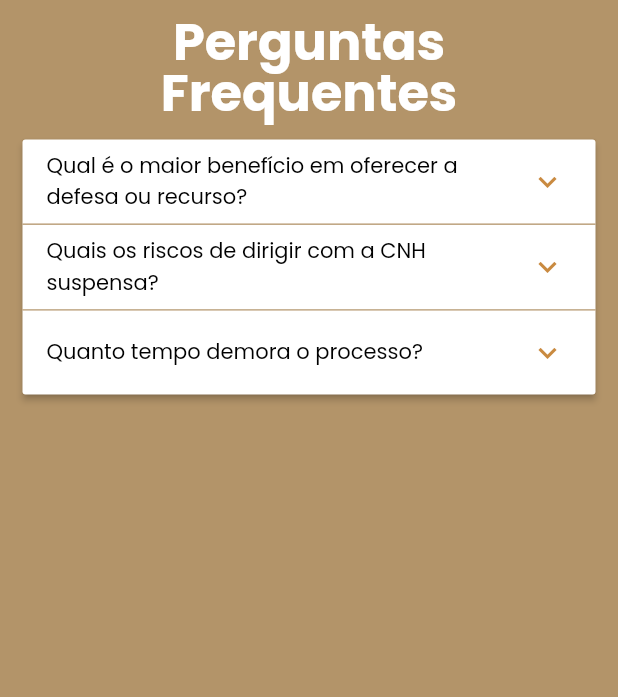
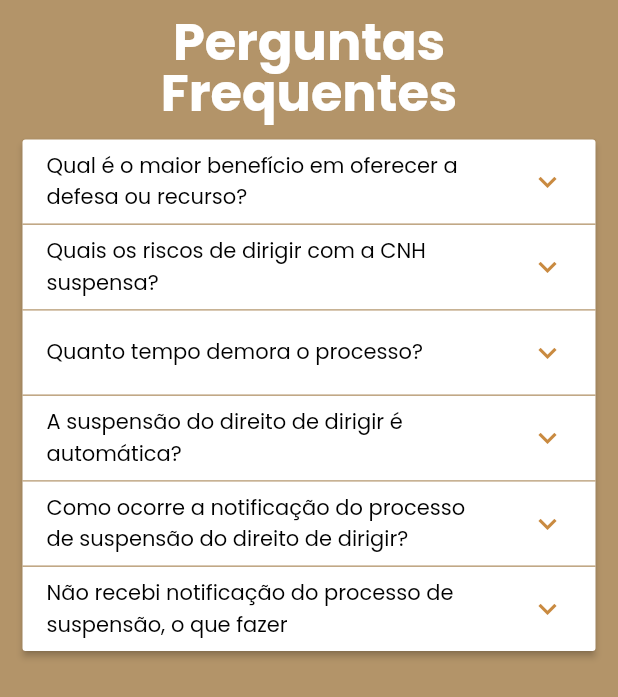
Before and after one commit to gui-janssens/bagatimes, a Flutter app: the SectionFive widget shown alone on an empty page, opened directly, on a phone screen of 412 x 824 dp. Shown: the top 697 px of the screen. Run offline on Flutter 3.47's test engine with Material 3 defaults, Android fonts, the phone set to English and light mode, and no system bars; our stand-ins replace bot_toast, gap, go_router, sizer; missing offline and left inert: google_tag_manager; network calls fail.

Commit message:
chore: added new faq questions

```diff
--- a/lib/src/presentation/widgets/section_five.dart
+++ b/lib/src/presentation/widgets/section_five.dart
@@ -33,15 +33,31 @@ class _SectionFiveState extends State<SectionFive> {
           'Com a defesa/recurso você tem chances de evitar tanto a suspensão da sua CNH quanto a necessidade de realizar o curso de reciclagem e prova teórica no Detran.',
     ),
     FaqItem(
-        question: 'Quais os riscos de dirigir com a CNH suspensa?',
-        answer:
-            'Ao dirigir com suspensão em sua CNH, você pode tê-la cassada. Nesse caso, você terá que ficar 2 anos sem dirigir e fazer o procedimento de reabilitação.'),
+      question: 'Quais os riscos de dirigir com a CNH suspensa?',
+      answer:
+          'Ao dirigir com suspensão em sua CNH, você pode tê-la cassada. Nesse caso, você terá que ficar 2 anos sem dirigir e fazer o procedimento de reabilitação.',
+    ),
     FaqItem(
       question: 'Quanto tempo demora o processo?',
       answer:
           'Varia muito, mas em razão da alta demanda a tendência é durar meses; e enquanto durar o processo você pode continuar dirigindo normalmente',
     ),
-    // Add more FAQ items here
+    FaqItem(
+      question: 'A suspensão do direito de dirigir é automática?',
+      answer:
+          'Não, a CNH só será suspensa se o condutor não oferecer a defesa ou a defesa não for aceita. Não existe suspensão direta da CNH.',
+    ),
+    FaqItem(
+      question:
+          'Como ocorre a notificação do processo de suspensão do direito de dirigir?',
+      answer:
+          'A notificação pode ocorrer por carta, por e-mail e pode haver ainda a publicação no diário oficial caso o seu endereço esteja desatualizado no Detran e a carta não tenha sido entregue no seu endereço.',
+    ),
+    FaqItem(
+      question: 'Não recebi notificação do processo de suspensão, o que fazer',
+      answer:
+          'Você pode ir até o Detran solicitar o protocolo e senha do seu processo ou entre em contato que nós podemos te auxiliar a acessá-lo.',
+    ),
   ];
 
   @override
```
Also changed, not shown: 1 other file.
